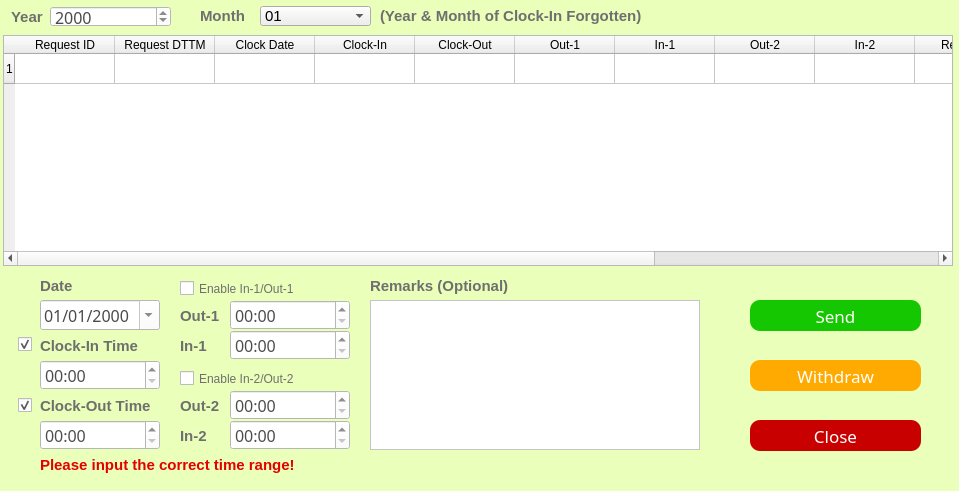
Above: ui/forgetrecord.ui from Josefina-Hernandez/akt_hr_tool before the change. Below: the same form after it.
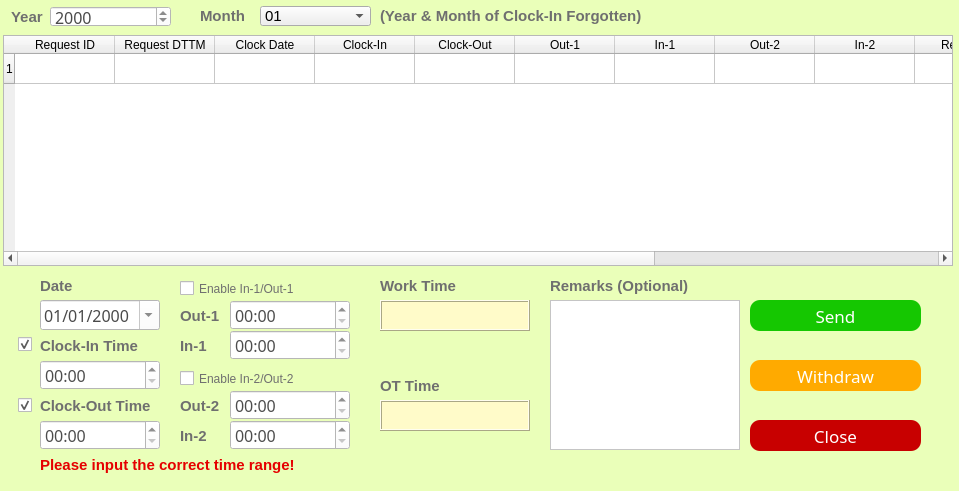
That is the form after the change.

What changed in the file:
```diff
--- a/ui/forgetrecord.ui
+++ b/ui/forgetrecord.ui
@@ -384,7 +384,7 @@
   <widget class="QLabel" name="label_3">
    <property name="geometry">
     <rect>
-     <x>370</x>
+     <x>550</x>
      <y>270</y>
      <width>181</width>
      <height>31</height>
@@ -412,9 +412,9 @@
   <widget class="QTextEdit" name="textEdit">
    <property name="geometry">
     <rect>
-     <x>370</x>
+     <x>550</x>
      <y>300</y>
-     <width>330</width>
+     <width>190</width>
      <height>150</height>
     </rect>
    </property>
@@ -1324,6 +1324,126 @@
     <bool>true</bool>
    </property>
   </widget>
+  <widget class="QLabel" name="label_11">
+   <property name="geometry">
+    <rect>
+     <x>380</x>
+     <y>370</y>
+     <width>181</width>
+     <height>31</height>
+    </rect>
+   </property>
+   <property name="font">
+    <font>
+     <family>Microsoft JhengHei UI</family>
+     <pointsize>11</pointsize>
+     <weight>75</weight>
+     <bold>true</bold>
+    </font>
+   </property>
+   <property name="styleSheet">
+    <string notr="true">QLabel
+{
+	font-size:11pt;
+	color:rgb(111,111,111);
+}</string>
+   </property>
+   <property name="text">
+    <string>OT Time</string>
+   </property>
+  </widget>
+  <widget class="QTextEdit" name="textEdit_3">
+   <property name="geometry">
+    <rect>
+     <x>380</x>
+     <y>300</y>
+     <width>150</width>
+     <height>31</height>
+    </rect>
+   </property>
+   <property name="styleSheet">
+    <string notr="true">QTextEdit
+
+{
+    /*字体为微软雅黑*/
+    font-family:Microsoft Yahei;
+    /*字体大小为20点*/
+	color:rgb(50, 50, 50);
+   font-size:10pt;
+	background-color:rgb(255, 251, 201);
+}
+</string>
+   </property>
+   <property name="frameShape">
+    <enum>QFrame::Box</enum>
+   </property>
+   <property name="frameShadow">
+    <enum>QFrame::Raised</enum>
+   </property>
+   <property name="lineWidth">
+    <number>1</number>
+   </property>
+  </widget>
+  <widget class="QLabel" name="label_10">
+   <property name="geometry">
+    <rect>
+     <x>380</x>
+     <y>270</y>
+     <width>181</width>
+     <height>31</height>
+    </rect>
+   </property>
+   <property name="font">
+    <font>
+     <family>Microsoft JhengHei UI</family>
+     <pointsize>11</pointsize>
+     <weight>75</weight>
+     <bold>true</bold>
+    </font>
+   </property>
+   <property name="styleSheet">
+    <string notr="true">QLabel
+{
+	font-size:11pt;
+	color:rgb(111,111,111);
+}</string>
+   </property>
+   <property name="text">
+    <string>Work Time</string>
+   </property>
+  </widget>
+  <widget class="QTextEdit" name="textEdit_4">
+   <property name="geometry">
+    <rect>
+     <x>380</x>
+     <y>400</y>
+     <width>150</width>
+     <height>31</height>
+    </rect>
+   </property>
+   <property name="styleSheet">
+    <string notr="true">QTextEdit
+
+{
+    /*字体为微软雅黑*/
+    font-family:Microsoft Yahei;
+    /*字体大小为20点*/
+	color:rgb(50, 50, 50);
+   font-size:10pt;
+	background-color:rgb(255, 251, 201);
+}
+</string>
+   </property>
+   <property name="frameShape">
+    <enum>QFrame::Box</enum>
+   </property>
+   <property name="frameShadow">
+    <enum>QFrame::Raised</enum>
+   </property>
+   <property name="lineWidth">
+    <number>1</number>
+   </property>
+  </widget>
  </widget>
  <resources/>
  <connections/>
```
